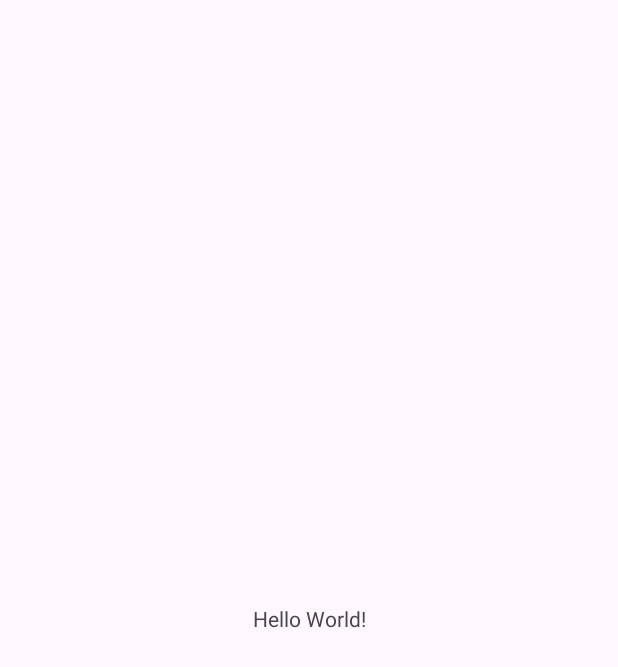
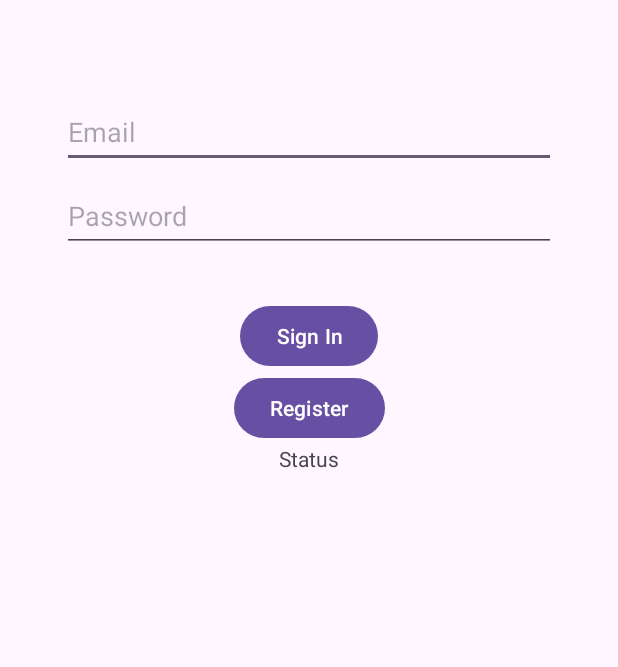
Before and after one commit to Idan17/AndroidMoviesProject, an Android app: the screen it shows after launch (MainActivity), on a phone screen of 412 x 824 dp. Before the commit the part shown is almost empty. Shown: the top 667 px of the screen. Run offline under Robolectric (Android 15) with nearby library versions, the phone set to English and light mode, and no system bars; our stand-ins replace Firebase (no records; nobody signed in at launch, a user with empty details on screens opened directly).

Commit message:
feat: user Sign in and Register functionality

```diff
--- a/app/src/main/AndroidManifest.xml
+++ b/app/src/main/AndroidManifest.xml
@@ -13,6 +13,9 @@
         android:theme="@style/Theme.MoviesProject"
         tools:targetApi="31">
         <activity
+            android:name=".HomeActivity"
+            android:exported="false" />
+        <activity
             android:name=".MainActivity"
             android:exported="true">
             <intent-filter>
--- a/app/src/main/java/com/example/moviesproject/MainActivity.kt
+++ b/app/src/main/java/com/example/moviesproject/MainActivity.kt
@@ -1,12 +1,20 @@
 package com.example.moviesproject
 
+import android.content.Intent
 import android.os.Bundle
 import androidx.activity.enableEdgeToEdge
 import androidx.appcompat.app.AppCompatActivity
 import androidx.core.view.ViewCompat
 import androidx.core.view.WindowInsetsCompat
+import com.example.moviesproject.databinding.ActivityMainBinding
+import com.google.firebase.Firebase
+import com.google.firebase.auth.FirebaseAuth
+import com.google.firebase.auth.auth
 
 class MainActivity : AppCompatActivity() {
+    private lateinit var binding: ActivityMainBinding
+    private lateinit var firebaseAuth: FirebaseAuth
+
     override fun onCreate(savedInstanceState: Bundle?) {
         super.onCreate(savedInstanceState)
         enableEdgeToEdge()
@@ -16,5 +24,44 @@ class MainActivity : AppCompatActivity() {
             v.setPadding(systemBars.left, systemBars.top, systemBars.right, systemBars.bottom)
             insets
         }
+
+        binding = ActivityMainBinding.inflate(layoutInflater)
+        setContentView(binding.root)
+
+        firebaseAuth = FirebaseAuth.getInstance()
+
+        binding.signInButton.setOnClickListener {
+            val email = binding.emailEditText.text.toString()
+            val password = binding.passwordEditText.text.toString()
+
+            if (email.isNotEmpty() && password.isNotEmpty()) {
+                firebaseAuth.signInWithEmailAndPassword(email, password).addOnCompleteListener { task ->
+                    if (task.isSuccessful) {
+                        val intent = Intent(this, HomeActivity::class.java)
+                        startActivity(intent)
+                    } else {
+                        // Handle errors
+                        task.exception?.message?.let { binding.statusTextView.text = it }
+                    }
+                }
+            }
+        }
+
+        binding.registerButton.setOnClickListener {
+            val email = binding.emailEditText.text.toString()
+            val password = binding.passwordEditText.text.toString()
+
+            if (email.isNotEmpty() && password.isNotEmpty()) {
+                firebaseAuth.createUserWithEmailAndPassword(email, password).addOnCompleteListener { task ->
+                    if (task.isSuccessful) {
+                        val intent = Intent(this, HomeActivity::class.java)
+                        startActivity(intent)
+                    } else {
+                        // Handle errors
+                        task.exception?.message?.let { binding.statusTextView.text = it }
+                    }
+                }
+            }
+        }
     }
 }
--- a/app/src/main/res/layout/activity_main.xml
+++ b/app/src/main/res/layout/activity_main.xml
@@ -7,13 +7,55 @@
     android:layout_height="match_parent"
     tools:context=".MainActivity">
 
-    <TextView
+    <EditText
+        android:id="@+id/emailEditText"
+        android:layout_width="0dp"
+        android:layout_height="48dp"
+        android:layout_marginTop="64dp"
+        android:hint="Email"
+        android:inputType="textEmailAddress"
+        app:layout_constraintEnd_toEndOf="parent"
+        app:layout_constraintStart_toStartOf="parent"
+        app:layout_constraintTop_toTopOf="parent"
+        app:layout_constraintWidth_percent="0.8" />
+
+    <EditText
+        android:id="@+id/passwordEditText"
+        android:layout_width="0dp"
+        android:layout_height="48dp"
+        android:layout_marginTop="8dp"
+        android:hint="Password"
+        android:inputType="textPassword"
+        app:layout_constraintEnd_toEndOf="parent"
+        app:layout_constraintStart_toStartOf="parent"
+        app:layout_constraintTop_toBottomOf="@id/emailEditText"
+        app:layout_constraintWidth_percent="0.8" />
+    <Button
+        android:id="@+id/signInButton"
         android:layout_width="wrap_content"
         android:layout_height="wrap_content"
-        android:text="Hello World!"
-        app:layout_constraintBottom_toBottomOf="parent"
+        android:layout_marginTop="32dp"
+        android:text="Sign In"
         app:layout_constraintEnd_toEndOf="parent"
         app:layout_constraintStart_toStartOf="parent"
-        app:layout_constraintTop_toTopOf="parent" />
+        app:layout_constraintTop_toBottomOf="@id/passwordEditText" />
+
+    <Button
+        android:id="@+id/registerButton"
+        android:layout_width="wrap_content"
+        android:layout_height="wrap_content"
+        android:text="Register"
+        app:layout_constraintEnd_toEndOf="parent"
+        app:layout_constraintStart_toStartOf="parent"
+        app:layout_constraintTop_toBottomOf="@id/signInButton" />
+
+    <TextView
+        android:id="@+id/statusTextView"
+        android:layout_width="wrap_content"
+        android:layout_height="wrap_content"
+        android:text="Status"
+        app:layout_constraintEnd_toEndOf="parent"
+        app:layout_constraintStart_toStartOf="parent"
+        app:layout_constraintTop_toBottomOf="@id/registerButton" />
 
 </androidx.constraintlayout.widget.ConstraintLayout>
```
Also changed, not shown: app/build.gradle.kts (+6 -2 lines), app/src/main/java/com/example/moviesproject/HomeActivity.kt (added, +36 -0 lines), app/src/main/res/layout/activity_home.xml (added, +20 -0 lines).
